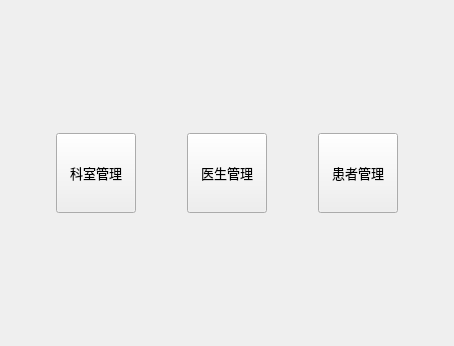
Before: the Qt Designer form welcomview.ui in baiye930/work3, drawn with Qt 5.
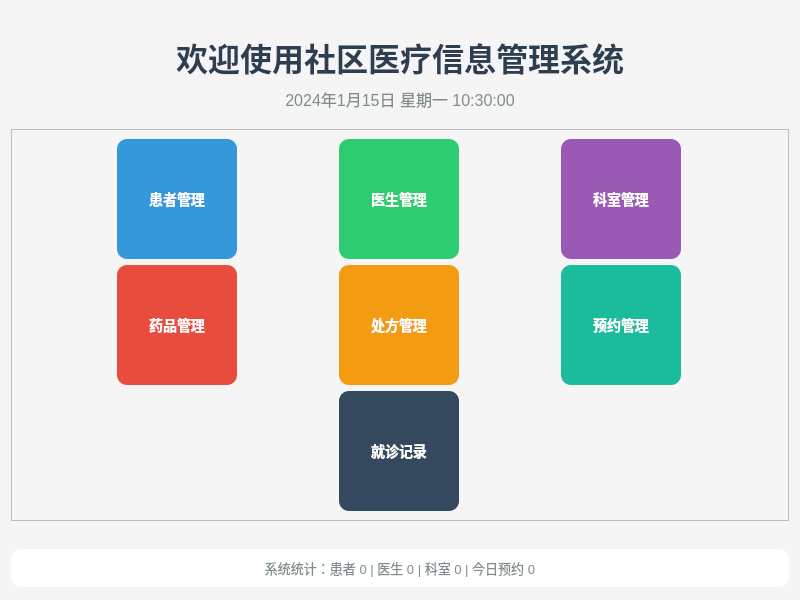
After: the same form once the commit is applied.

```diff
--- a/welcomview.ui
+++ b/welcomview.ui
@@ -6,19 +6,16 @@
    <rect>
     <x>0</x>
     <y>0</y>
-    <width>454</width>
-    <height>346</height>
-   </rect>
-  </property>
-  <property name="sizeIncrement">
-   <size>
-    <width>0</width>
-    <height>0</height>
-   </size>
-  </property>
+   <width>800</width>
+   <height>600</height>
+  </rect>
+ </property>
   <property name="windowTitle">
    <string>欢迎</string>
   </property>
+ <property name="styleSheet">
+  <string notr="true">background-color: #f5f5f5;</string>
+ </property>
   <layout class="QVBoxLayout" name="verticalLayout">
    <item>
     <spacer name="verticalSpacer">
@@ -28,130 +25,346 @@
      <property name="sizeHint" stdset="0">
       <size>
        <width>20</width>
-       <height>119</height>
+      <height>40</height>
       </size>
      </property>
     </spacer>
    </item>
    <item>
-    <layout class="QHBoxLayout" name="horizontalLayout">
-     <item>
-      <widget class="QPushButton" name="btDepartment">
-       <property name="enabled">
-        <bool>true</bool>
-       </property>
-       <property name="sizePolicy">
-        <sizepolicy hsizetype="Fixed" vsizetype="Fixed">
-         <horstretch>0</horstretch>
-         <verstretch>0</verstretch>
-        </sizepolicy>
-       </property>
-       <property name="minimumSize">
-        <size>
-         <width>80</width>
-         <height>80</height>
-        </size>
-       </property>
-       <property name="maximumSize">
-        <size>
-         <width>80</width>
-         <height>80</height>
-        </size>
-       </property>
-       <property name="sizeIncrement">
-        <size>
-         <width>5</width>
-         <height>0</height>
-        </size>
-       </property>
+   <widget class="QLabel" name="lblWelcome">
+    <property name="font">
+     <font>
+      <pointsize>24</pointsize>
+      <weight>75</weight>
+      <bold>true</bold>
+     </font>
+    </property>
+    <property name="styleSheet">
+     <string notr="true">color: #2c3e50;</string>
+    </property>
+    <property name="text">
+     <string>欢迎使用社区医疗信息管理系统</string>
+    </property>
+    <property name="alignment">
+     <set>Qt::AlignCenter</set>
+    </property>
+   </widget>
+  </item>
+  <item>
+   <widget class="QLabel" name="lblDateTime">
        <property name="font">
         <font>
-         <pointsize>10</pointsize>
-         <bold>false</bold>
-        </font>
-       </property>
+      <pointsize>12</pointsize>
+     </font>
+    </property>
+    <property name="styleSheet">
+     <string notr="true">color: #7f8c8d;</string>
+    </property>
        <property name="text">
-        <string>科室管理</string>
-       </property>
+     <string>2024年1月15日 星期一 10:30:00</string>
+    </property>
+    <property name="alignment">
+     <set>Qt::AlignCenter</set>
+    </property>
       </widget>
      </item>
      <item>
-      <widget class="QPushButton" name="btDoctor">
-       <property name="enabled">
-        <bool>true</bool>
-       </property>
-       <property name="sizePolicy">
-        <sizepolicy hsizetype="Fixed" vsizetype="Fixed">
-         <horstretch>0</horstretch>
-         <verstretch>0</verstretch>
-        </sizepolicy>
-       </property>
-       <property name="minimumSize">
+   <spacer name="verticalSpacer_2">
+    <property name="orientation">
+     <enum>Qt::Vertical</enum>
+    </property>
+    <property name="sizeHint" stdset="0">
         <size>
-         <width>80</width>
-         <height>80</height>
-        </size>
-       </property>
-       <property name="maximumSize">
-        <size>
-         <width>80</width>
-         <height>80</height>
-        </size>
-       </property>
-       <property name="font">
-        <font>
-         <pointsize>10</pointsize>
-        </font>
-       </property>
-       <property name="text">
-        <string>医生管理</string>
-       </property>
-      </widget>
+      <width>20</width>
+      <height>30</height>
+     </size>
+    </property>
+   </spacer>
      </item>
      <item>
+   <widget class="QFrame" name="frame">
+    <property name="frameShape">
+     <enum>QFrame::StyledPanel</enum>
+    </property>
+    <property name="frameShadow">
+     <enum>QFrame::Raised</enum>
+    </property>
+    <layout class="QGridLayout" name="gridLayout">
+     <item row="0" column="0">
       <widget class="QPushButton" name="btPatient">
-       <property name="enabled">
-        <bool>true</bool>
-       </property>
-       <property name="sizePolicy">
-        <sizepolicy hsizetype="Fixed" vsizetype="Fixed">
-         <horstretch>0</horstretch>
-         <verstretch>0</verstretch>
-        </sizepolicy>
-       </property>
        <property name="minimumSize">
         <size>
-         <width>80</width>
-         <height>80</height>
+         <width>120</width>
+         <height>120</height>
         </size>
        </property>
        <property name="maximumSize">
         <size>
-         <width>80</width>
-         <height>80</height>
+         <width>120</width>
+         <height>120</height>
         </size>
        </property>
-       <property name="font">
-        <font>
-         <pointsize>10</pointsize>
-        </font>
+       <property name="styleSheet">
+        <string notr="true">QPushButton {
+    background-color: #3498db;
+    color: white;
+    border-radius: 10px;
+    font-size: 14px;
+    font-weight: bold;
+}
+QPushButton:hover {
+    background-color: #2980b9;
+}</string>
        </property>
        <property name="text">
         <string>患者管理</string>
        </property>
       </widget>
      </item>
+     <item row="0" column="1">
+      <widget class="QPushButton" name="btDoctor">
+       <property name="minimumSize">
+        <size>
+         <width>120</width>
+         <height>120</height>
+        </size>
+       </property>
+       <property name="maximumSize">
+        <size>
+         <width>120</width>
+         <height>120</height>
+        </size>
+       </property>
+       <property name="styleSheet">
+        <string notr="true">QPushButton {
+    background-color: #2ecc71;
+    color: white;
+    border-radius: 10px;
+    font-size: 14px;
+    font-weight: bold;
+}
+QPushButton:hover {
+    background-color: #27ae60;
+}</string>
+       </property>
+       <property name="text">
+        <string>医生管理</string>
+       </property>
+      </widget>
+     </item>
+     <item row="0" column="2">
+      <widget class="QPushButton" name="btDepartment">
+       <property name="minimumSize">
+        <size>
+         <width>120</width>
+         <height>120</height>
+        </size>
+       </property>
+       <property name="maximumSize">
+        <size>
+         <width>120</width>
+         <height>120</height>
+        </size>
+       </property>
+       <property name="styleSheet">
+        <string notr="true">QPushButton {
+    background-color: #9b59b6;
+    color: white;
+    border-radius: 10px;
+    font-size: 14px;
+    font-weight: bold;
+}
+QPushButton:hover {
+    background-color: #8e44ad;
+}</string>
+       </property>
+       <property name="text">
+        <string>科室管理</string>
+       </property>
+      </widget>
+     </item>
+     <item row="1" column="0">
+      <widget class="QPushButton" name="btMedicine">
+       <property name="minimumSize">
+        <size>
+         <width>120</width>
+         <height>120</height>
+        </size>
+       </property>
+       <property name="maximumSize">
+        <size>
+         <width>120</width>
+         <height>120</height>
+        </size>
+       </property>
+       <property name="styleSheet">
+        <string notr="true">QPushButton {
+    background-color: #e74c3c;
+    color: white;
+    border-radius: 10px;
+    font-size: 14px;
+    font-weight: bold;
+}
+QPushButton:hover {
+    background-color: #c0392b;
+}</string>
+       </property>
+       <property name="text">
+        <string>药品管理</string>
+       </property>
+      </widget>
+     </item>
+     <item row="1" column="1">
+      <widget class="QPushButton" name="btPrescription">
+       <property name="minimumSize">
+        <size>
+         <width>120</width>
+         <height>120</height>
+        </size>
+       </property>
+       <property name="maximumSize">
+        <size>
+         <width>120</width>
+         <height>120</height>
+        </size>
+       </property>
+       <property name="styleSheet">
+        <string notr="true">QPushButton {
+    background-color: #f39c12;
+    color: white;
+    border-radius: 10px;
+    font-size: 14px;
+    font-weight: bold;
+}
+QPushButton:hover {
+    background-color: #d35400;
+}</string>
+       </property>
+       <property name="text">
+        <string>处方管理</string>
+       </property>
+      </widget>
+     </item>
+     <item row="1" column="2">
+      <widget class="QPushButton" name="btAppointment">
+       <property name="minimumSize">
+        <size>
+         <width>120</width>
+         <height>120</height>
+        </size>
+       </property>
+       <property name="maximumSize">
+        <size>
+         <width>120</width>
+         <height>120</height>
+        </size>
+       </property>
+       <property name="styleSheet">
+        <string notr="true">QPushButton {
+    background-color: #1abc9c;
+    color: white;
+    border-radius: 10px;
+    font-size: 14px;
+    font-weight: bold;
+}
+QPushButton:hover {
+    background-color: #16a085;
+}</string>
+       </property>
+       <property name="text">
+        <string>预约管理</string>
+       </property>
+      </widget>
+     </item>
+     <item row="2" column="1">
+      <widget class="QPushButton" name="btConsult_Record">
+       <property name="minimumSize">
+        <size>
+         <width>120</width>
+         <height>120</height>
+        </size>
+       </property>
+       <property name="maximumSize">
+        <size>
+         <width>120</width>
+         <height>120</height>
+        </size>
+       </property>
+       <property name="styleSheet">
+        <string notr="true">QPushButton {
+    background-color: #34495e;
+    color: white;
+    border-radius: 10px;
+    font-size: 14px;
+    font-weight: bold;
+}
+QPushButton:hover {
+    background-color: #2c3e50;
+}</string>
+       </property>
+       <property name="text">
+        <string>就诊记录</string>
+       </property>
+      </widget>
+     </item>
     </layout>
+   </widget>
    </item>
    <item>
-    <spacer name="verticalSpacer_2">
+   <spacer name="verticalSpacer_3">
      <property name="orientation">
       <enum>Qt::Vertical</enum>
      </property>
      <property name="sizeHint" stdset="0">
       <size>
        <width>20</width>
-       <height>119</height>
+      <height>40</height>
+     </size>
+    </property>
+   </spacer>
+  </item>
+  <item>
+   <widget class="QFrame" name="frame_2">
+    <property name="frameShape">
+     <enum>QFrame::StyledPanel</enum>
+    </property>
+    <property name="frameShadow">
+     <enum>QFrame::Raised</enum>
+    </property>
+    <property name="styleSheet">
+     <string notr="true">background-color: white; border-radius: 10px;</string>
+    </property>
+    <layout class="QHBoxLayout" name="horizontalLayout">
+     <item>
+      <widget class="QLabel" name="lblStats">
+       <property name="font">
+        <font>
+         <pointsize>10</pointsize>
+        </font>
+       </property>
+       <property name="styleSheet">
+        <string notr="true">color: #7f8c8d;</string>
+       </property>
+       <property name="text">
+        <string>系统统计：患者 0 | 医生 0 | 科室 0 | 今日预约 0</string>
+       </property>
+       <property name="alignment">
+        <set>Qt::AlignCenter</set>
+       </property>
+      </widget>
+     </item>
+    </layout>
+   </widget>
+  </item>
+  <item>
+   <spacer name="verticalSpacer_4">
+    <property name="orientation">
+     <enum>Qt::Vertical</enum>
+    </property>
+    <property name="sizeHint" stdset="0">
+     <size>
+      <width>20</width>
+      <height>20</height>
       </size>
      </property>
     </spacer>
```
Lines whose indentation alone changed are shown as unchanged.
